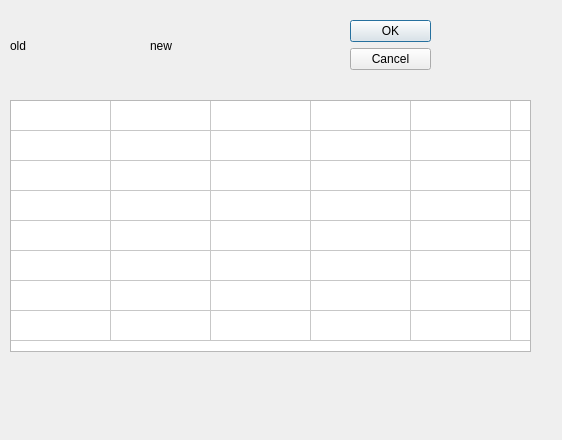
First picture: the form in GUI_UIs/ui_dialog_colour_selector.ui, repository ccbogel/QualCoder, before the edit.
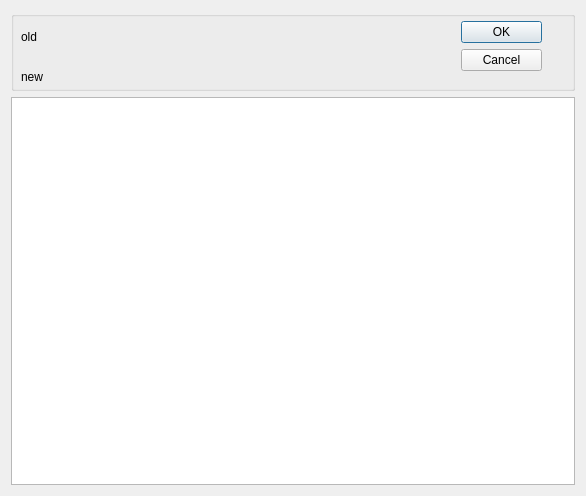
Second picture: the form after the edit.

```diff
--- a/GUI_UIs/ui_dialog_colour_selector.ui
+++ b/GUI_UIs/ui_dialog_colour_selector.ui
@@ -6,8 +6,8 @@
    <rect>
     <x>0</x>
     <y>0</y>
-    <width>562</width>
-    <height>440</height>
+    <width>586</width>
+    <height>496</height>
    </rect>
   </property>
   <property name="sizePolicy">
@@ -19,160 +19,72 @@
   <property name="windowTitle">
    <string>Colour selector</string>
   </property>
-  <widget class="QDialogButtonBox" name="buttonBox">
-   <property name="geometry">
-    <rect>
-     <x>350</x>
-     <y>20</y>
-     <width>81</width>
-     <height>71</height>
-    </rect>
-   </property>
-   <property name="orientation">
-    <enum>Qt::Vertical</enum>
-   </property>
-   <property name="standardButtons">
-    <set>QDialogButtonBox::Cancel|QDialogButtonBox::Ok</set>
-   </property>
-  </widget>
-  <widget class="QLabel" name="label_colour_old">
-   <property name="geometry">
-    <rect>
-     <x>10</x>
-     <y>30</y>
-     <width>101</width>
-     <height>31</height>
-    </rect>
-   </property>
-   <property name="text">
-    <string>old</string>
-   </property>
-  </widget>
-  <widget class="QTableWidget" name="tableWidget">
-   <property name="geometry">
-    <rect>
-     <x>10</x>
-     <y>100</y>
-     <width>521</width>
-     <height>252</height>
-    </rect>
-   </property>
-   <property name="verticalScrollBarPolicy">
-    <enum>Qt::ScrollBarAlwaysOff</enum>
-   </property>
-   <property name="horizontalScrollBarPolicy">
-    <enum>Qt::ScrollBarAlwaysOff</enum>
-   </property>
-   <attribute name="horizontalHeaderVisible">
-    <bool>false</bool>
-   </attribute>
-   <attribute name="verticalHeaderVisible">
-    <bool>false</bool>
-   </attribute>
-   <row>
-    <property name="text">
-     <string>New Row</string>
-    </property>
-   </row>
-   <row>
-    <property name="text">
-     <string>New Row</string>
-    </property>
-   </row>
-   <row>
-    <property name="text">
-     <string>New Row</string>
-    </property>
-   </row>
-   <row>
-    <property name="text">
-     <string>New Row</string>
-    </property>
-   </row>
-   <row>
-    <property name="text">
-     <string>New Row</string>
-    </property>
-   </row>
-   <row>
-    <property name="text">
-     <string>New Row</string>
-    </property>
-   </row>
-   <row>
-    <property name="text">
-     <string>New Row</string>
-    </property>
-   </row>
-   <row>
-    <property name="text">
-     <string>New Row</string>
-    </property>
-   </row>
-   <column>
-    <property name="text">
-     <string>New Column</string>
-    </property>
-   </column>
-   <column>
-    <property name="text">
-     <string>New Column</string>
-    </property>
-   </column>
-   <column>
-    <property name="text">
-     <string>New Column</string>
-    </property>
-   </column>
-   <column>
-    <property name="text">
-     <string>New Column</string>
-    </property>
-   </column>
-   <column>
-    <property name="text">
-     <string>New Column</string>
-    </property>
-   </column>
-   <column>
-    <property name="text">
-     <string>New Column</string>
-    </property>
-   </column>
-   <column>
-    <property name="text">
-     <string>New Column</string>
-    </property>
-   </column>
-   <column>
-    <property name="text">
-     <string>New Column</string>
-    </property>
-   </column>
-   <column>
-    <property name="text">
-     <string>New Column</string>
-    </property>
-   </column>
-   <column>
-    <property name="text">
-     <string>New Column</string>
-    </property>
-   </column>
-  </widget>
-  <widget class="QLabel" name="label_colour_new">
-   <property name="geometry">
-    <rect>
-     <x>150</x>
-     <y>30</y>
-     <width>101</width>
-     <height>31</height>
-    </rect>
-   </property>
-   <property name="text">
-    <string>new</string>
-   </property>
-  </widget>
+  <layout class="QGridLayout" name="gridLayout">
+   <item row="0" column="0">
+    <widget class="QGroupBox" name="groupBox">
+     <property name="minimumSize">
+      <size>
+       <width>0</width>
+       <height>80</height>
+      </size>
+     </property>
+     <property name="maximumSize">
+      <size>
+       <width>16777215</width>
+       <height>80</height>
+      </size>
+     </property>
+     <property name="title">
+      <string/>
+     </property>
+     <widget class="QLabel" name="label_colour_old">
+      <property name="geometry">
+       <rect>
+        <x>10</x>
+        <y>10</y>
+        <width>101</width>
+        <height>31</height>
+       </rect>
+      </property>
+      <property name="text">
+       <string>old</string>
+      </property>
+     </widget>
+     <widget class="QLabel" name="label_colour_new">
+      <property name="geometry">
+       <rect>
+        <x>10</x>
+        <y>50</y>
+        <width>101</width>
+        <height>31</height>
+       </rect>
+      </property>
+      <property name="text">
+       <string>new</string>
+      </property>
+     </widget>
+     <widget class="QDialogButtonBox" name="buttonBox">
+      <property name="geometry">
+       <rect>
+        <x>450</x>
+        <y>10</y>
+        <width>81</width>
+        <height>71</height>
+       </rect>
+      </property>
+      <property name="orientation">
+       <enum>Qt::Vertical</enum>
+      </property>
+      <property name="standardButtons">
+       <set>QDialogButtonBox::Cancel|QDialogButtonBox::Ok</set>
+      </property>
+     </widget>
+    </widget>
+   </item>
+   <item row="1" column="0">
+    <widget class="QTableWidget" name="tableWidget"/>
+   </item>
+  </layout>
  </widget>
  <resources/>
  <connections>
```
